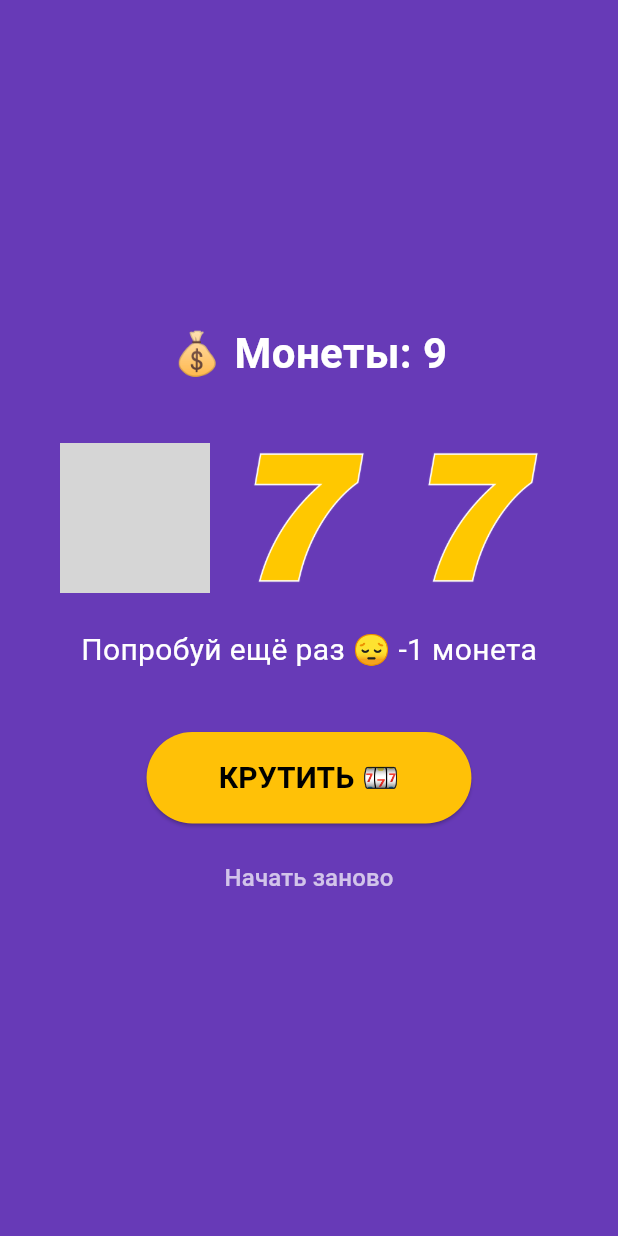
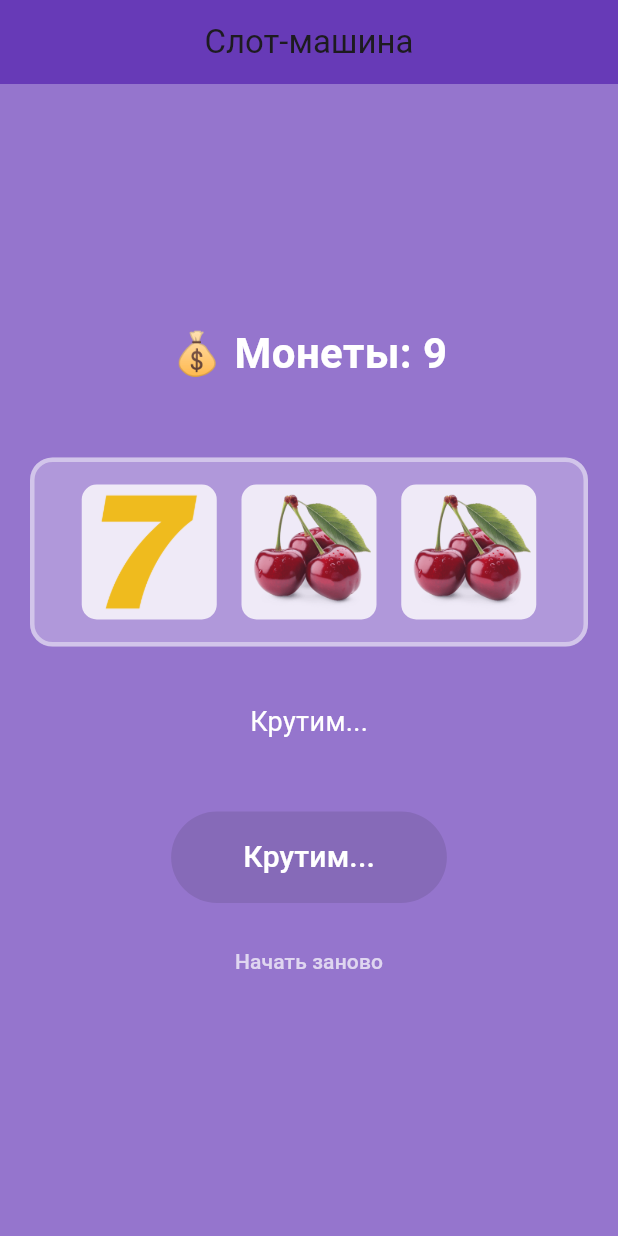
Before and after one commit to TishkaPlay/Flutter-totmyanin-lab6-7, a Flutter app: the screen it shows after launch, after a tap on "КРУТИТЬ 🎰", on a phone screen of 412 x 824 dp. Run offline on Flutter 3.47's test engine with Material 3 defaults, Android fonts, the phone set to English and light mode, and no system bars; grey boxes are pictures that could not be loaded.

Commit message:
Bonus: realistic slot animation with easing and AnimatedOpacity

```diff
--- a/lib/slot_machine.dart
+++ b/lib/slot_machine.dart
@@ -1,6 +1,7 @@
+import 'dart:math';
+import 'dart:async';
 import 'package:flutter/material.dart';
-import 'dart:math';
-import 'package:slot_machine/slot_row.dart';
+import 'slot_row.dart';
 
 class SlotMachine extends StatefulWidget {
   const SlotMachine({super.key});
@@ -11,75 +12,147 @@ class SlotMachine extends StatefulWidget {
 
 class _SlotMachineState extends State<SlotMachine> {
 
-  void _reset() {
+  final Random _random = Random();
+
+  final List<String> _symbols = [
+    'assets/images/cherry.png',
+    'assets/images/lemon.png',
+    'assets/images/seven.png',
+  ];
+
+  int _coins = 10;
+  String _slot1 = 'assets/images/cherry.png';
+  String _slot2 = 'assets/images/cherry.png';
+  String _slot3 = 'assets/images/cherry.png';
+  String _message = 'Удачи! 🎰';
+  bool _isSpinning = false;
+
+  Future<void> _spinReel(int totalTicks, void Function(String) onTick) async {
+    for (int i = 0; i < totalTicks; i++) {
+      final progress = i / totalTicks;
+      final delay = progress < 0.5
+          ? const Duration(milliseconds: 40)
+          : progress < 0.8
+              ? const Duration(milliseconds: 100)
+              : const Duration(milliseconds: 200);
+
+      final randomSymbol = _symbols[_random.nextInt(_symbols.length)];
+      onTick(randomSymbol);
+
+      await Future.delayed(delay);
+    }
+  }
+
+  Future<void> _spin() async {
+    if (_coins <= 0 || _isSpinning) {
+      if (_coins <= 0) {
         setState(() {
-      _coins = 10;
-      _slot1 = 'assets/images/cherry.png';
-      _slot2 = 'assets/images/lemon.png';
-      _slot3 = 'assets/images/seven.png';
-      _message = '';
+          _message = 'Монеты закончились 😢';
         });
       }
-
-  void _spin() {
-    if (_coins <= 0) {
-      setState(() {
-        _message = 'Монеты закончились! 😔';
-      });
       return;
     }
 
     setState(() {
-      _slot1 = _symbols[_random.nextInt(_symbols.length)];
-      _slot2 = _symbols[_random.nextInt(_symbols.length)];
-      _slot3 = _symbols[_random.nextInt(_symbols.length)];
+      _isSpinning = true;
+      _message = 'Крутим...';
+    });
+
+    _coins -= 1;
+
+    await _spinReel(10, (symbol) => setState(() => _slot1 = symbol));
+    await _spinReel(13, (symbol) => setState(() => _slot2 = symbol));
+    await _spinReel(16, (symbol) => setState(() => _slot3 = symbol));
+
+    setState(() {
+      _isSpinning = false;
 
       if (_slot1 == _slot2 && _slot2 == _slot3) {
+        if (_slot1 == 'assets/images/seven.png') {
+          _coins += 10;
+          _message = 'ДЖЕКПОТ! 🎉 +10 монет';
+        } else {
           _coins += 3;
           _message = 'Победа! 🎉 +3 монеты';
+        }
       } else {
-        _coins -= 1;
-        _message = 'Попробуй ещё раз 😔 -1 монета';
+        _message = 'Попробуй ещё раз 😔';
       }
+    });
+  }
+
+  void _reset() {
+    setState(() {
+      _coins = 10;
+      _message = 'Удачи! 🎰';
+      _slot1 = 'assets/images/cherry.png';
+      _slot2 = 'assets/images/cherry.png';
+      _slot3 = 'assets/images/cherry.png';
+      _isSpinning = false;
     });
   }
 
   @override
   Widget build(BuildContext context) {
-    return Column(
+    return Scaffold(
+      backgroundColor: Colors.deepPurple.shade300,
+      appBar: AppBar(
+        title: const Text('Слот-машина'),
+        centerTitle: true,
+        backgroundColor: Colors.deepPurple,
+      ),
+      body: Center(
+        child: Padding(
+          padding: const EdgeInsets.all(20.0),
+          child: Column(
             mainAxisAlignment: MainAxisAlignment.center,
             children: [
+              // Счётчик монет
               Text(
                 '💰 Монеты: $_coins',
-          style: TextStyle(
+                style: const TextStyle(
                   fontSize: 28,
-            color: Colors.white,
                   fontWeight: FontWeight.bold,
-          ),
-        ),
-        SizedBox(height: 40),
-        SlotRow(
-          mainAxisAlignment: MainAxisAlignment.center,
-          slot1: _slot1, slot2: _slot2, slot3: _slot3,
-          children: [
-            Image.asset(_slot1, width: 100, height: 100),
-            SizedBox(width: 16),
-            Image.asset(_slot2, width: 100, height: 100),
-            SizedBox(width: 16),
-            Image.asset(_slot3, width: 100, height: 100)
-          ],
-        ),
-        SizedBox(height: 24),
-        Text(
-          _message,
-          style: TextStyle(
-            fontSize: 20,
                   color: Colors.white,
                 ),
               ),
-        SizedBox(height: 40),
+
+              const SizedBox(height: 50),
+
+              AnimatedOpacity(
+                opacity: _isSpinning ? 0.85 : 1.0,
+                duration: Duration(milliseconds: 100),
+                child: SlotRow(
+                  symbol1: _slot1,
+                  symbol2: _slot2,
+                  symbol3: _slot3,
+                ),
+              ),
+
+              const SizedBox(height: 30),
+
+              // Сообщение с анимацией
+              SizedBox(
+                height: 40,
+                child: AnimatedSwitcher(
+                  duration: const Duration(milliseconds: 300),
+                  child: Text(
+                    _message,
+                    key: ValueKey<String>(_message),
+                    style: const TextStyle(
+                      fontSize: 18,
+                      color: Colors.white,
+                    ),
+                  ),
+                ),
+              ),
+
+              const SizedBox(height: 40),
+
               ElevatedButton(
-          onPressed: _coins > 0 ? _spin : null,
+                onPressed: (_coins > 0 && !_isSpinning)
+                    ? _spin
+                    : null,
                 style: ElevatedButton.styleFrom(
                   backgroundColor: Colors.amber,
                   padding: EdgeInsets.symmetric(
@@ -88,41 +161,28 @@ class _SlotMachineState extends State<SlotMachine> {
                   ),
                 ),
                 child: Text(
-            'КРУТИТЬ 🎰',
+                  _isSpinning ? 'Крутим...' : 'КРУТИТЬ 🎰',
                   style: TextStyle(
                     fontSize: 20,
-              fontWeight: FontWeight.bold,
-              color: Colors.black,
+                    color: Colors.white,
                   ),
                 ),
               ),
-        SizedBox(height: 12),
+
+              const SizedBox(height: 15),
+
+              // Кнопка СБРОС (блокируется во время вращения)
               TextButton(
-          onPressed: _reset,
-          child: Text(
+                onPressed: !_isSpinning ? _reset : null,
+                child: const Text(
                   'Начать заново',
-            style: TextStyle(
-              color: Colors.white70,
-              fontSize: 16,
+                  style: TextStyle(color: Colors.white70),
+                ),
+              ),
+            ],
           ),
         ),
       ),
-      ],
     );
   }
-
-  final _random = Random();
-
-  final _symbols = [
-    'assets/images/cherry.png',
-    'assets/images/lemon.png',
-    'assets/images/seven.png',
-  ];
-
-  var _coins = 10;
-  var _slot1 = 'assets/images/cherry.png';
-  var _slot2 = 'assets/images/lemon.png';
-  var _slot3 = 'assets/images/seven.png';
-  var _message = '';
-
 }
--- a/lib/slot_row.dart
+++ b/lib/slot_row.dart
@@ -1,28 +1,46 @@
 import 'package:flutter/material.dart';
 
 class SlotRow extends StatelessWidget {
+  final String symbol1;
+  final String symbol2;
+  final String symbol3;
+
   const SlotRow({
     super.key,
-    required this.slot1,
-    required this.slot2,
-    required this.slot3, required MainAxisAlignment mainAxisAlignment, required List<Widget> children,
+    required this.symbol1,
+    required this.symbol2,
+    required this.symbol3,
   });
-
-  final String slot1;
-  final String slot2;
-  final String slot3;
 
   @override
   Widget build(BuildContext context) {
-    return Row(
-      mainAxisAlignment: MainAxisAlignment.center,
-      children: [
-        Image.asset(slot1, width: 100, height: 100),
-        const SizedBox(width: 16),
-        Image.asset(slot2, width: 100, height: 100),
-        const SizedBox(width: 16),
-        Image.asset(slot3, width: 100, height: 100),
-      ],
+    return Container(
+      padding: const EdgeInsets.all(15),
+      decoration: BoxDecoration(
+        color: Colors.white.withOpacity(0.3),
+        borderRadius: BorderRadius.circular(15),
+        border: Border.all(color: Colors.white54, width: 3),
+      ),
+      child: Row(
+        mainAxisAlignment: MainAxisAlignment.spaceEvenly,
+        children: [
+          _buildSlot(symbol1),
+          _buildSlot(symbol2),
+          _buildSlot(symbol3),
+        ],
+      ),
+    );
+  }
+
+  Widget _buildSlot(String imagePath) {
+    return Container(
+      width: 90,
+      height: 90,
+      decoration: BoxDecoration(
+        color: Colors.white,
+        borderRadius: BorderRadius.circular(10),
+      ),
+      child: Image.asset(imagePath, fit: BoxFit.contain),
     );
   }
 }
```
Lines whose indentation alone changed are shown as unchanged.
